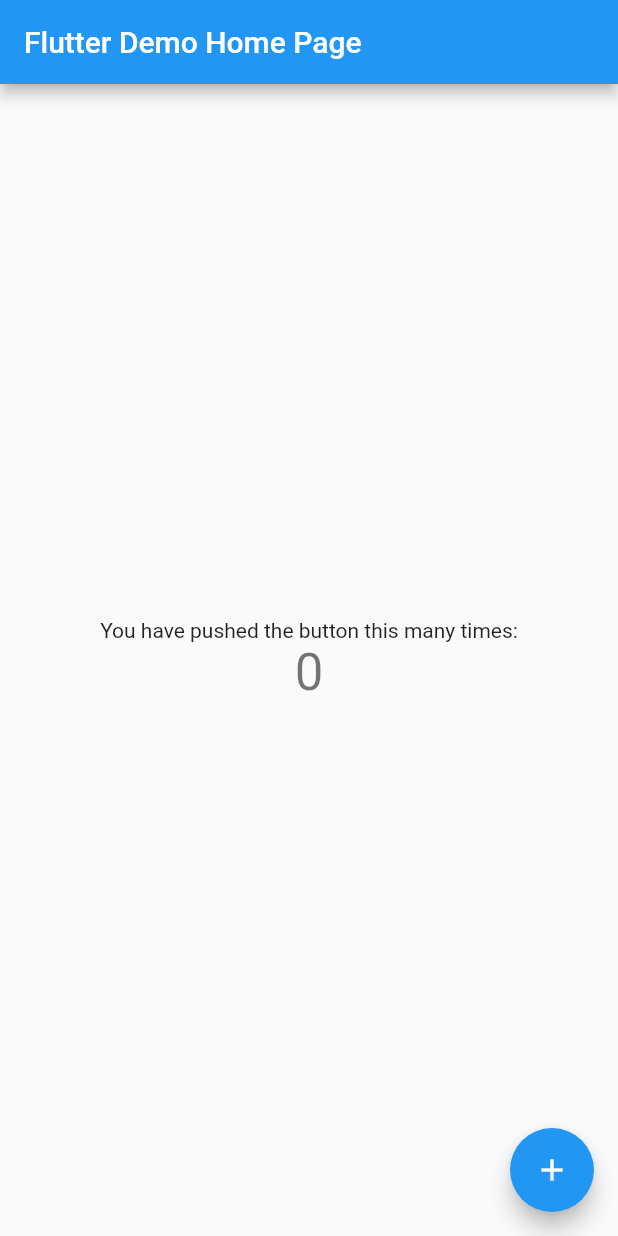
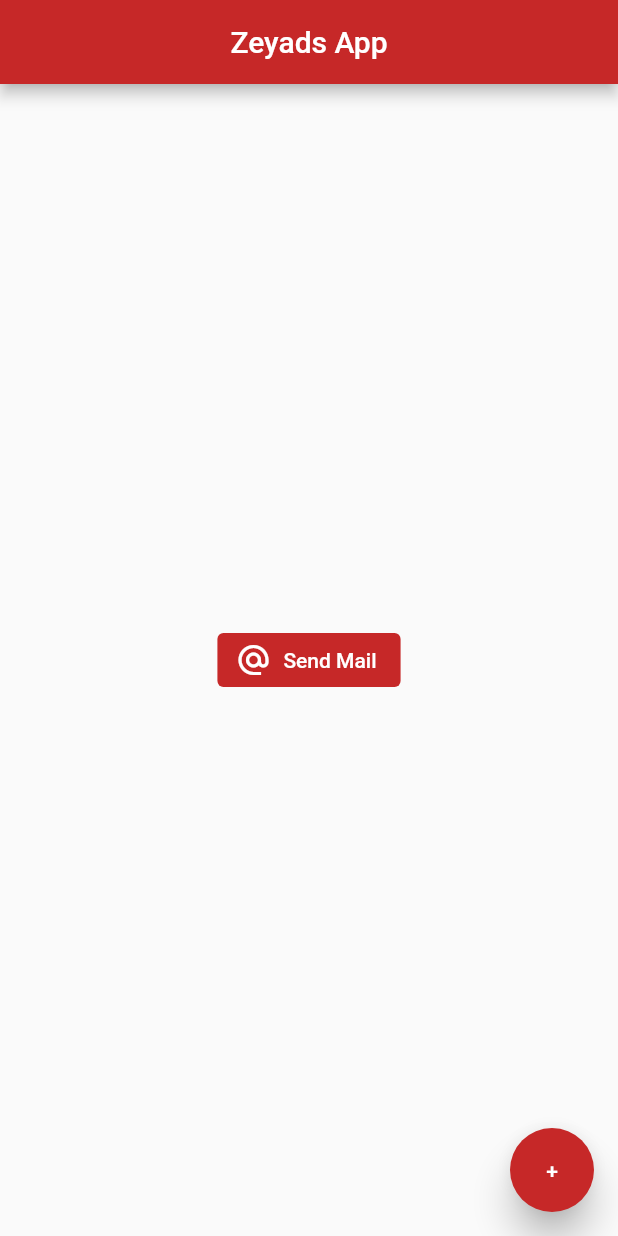
Before and after one commit to zeyadmtn/world-clock-flutter-app, a Flutter app: the screen it shows after launch, on a phone screen of 412 x 824 dp. Run offline on Flutter 3.47's test engine with Material 2 defaults, Android fonts, the phone set to English and light mode, and no system bars.

Commit message:
2nd commit

```diff
--- a/lib/main.dart
+++ b/lib/main.dart
@@ -1,115 +1,36 @@
 import 'package:flutter/material.dart';
 
 void main() {
-  runApp(const MyApp());
+  runApp(MaterialApp(home: Home()));
 }
 
-class MyApp extends StatelessWidget {
-  const MyApp({Key? key}) : super(key: key);
+class Home extends StatelessWidget {
+  const Home({Key? key}) : super(key: key);
 
-  // This widget is the root of your application.
   @override
   Widget build(BuildContext context) {
-    return MaterialApp(
-      title: 'Flutter Demo',
-      theme: ThemeData(
-        // This is the theme of your application.
-        //
-        // Try running your application with "flutter run". You'll see the
-        // application has a blue toolbar. Then, without quitting the app, try
-        // changing the primarySwatch below to Colors.green and then invoke
-        // "hot reload" (press "r" in the console where you ran "flutter run",
-        // or simply save your changes to "hot reload" in a Flutter IDE).
-        // Notice that the counter didn't reset back to zero; the application
-        // is not restarted.
-        primarySwatch: Colors.blue,
+    return Scaffold(
+      appBar: AppBar(
+        title: Text('Zeyads App'),
+        centerTitle: true,
+        backgroundColor: Colors.red[800],
       ),
-      home: const MyHomePage(title: 'Flutter Demo Home Page'),
+      body: Center(
+          child: ElevatedButton.icon(
+        onPressed: null,
+        icon: Icon(Icons.alternate_email),
+        label: Text('Send Mail'),
+        style: ButtonStyle(
+          backgroundColor: MaterialStateProperty.all(Colors.red[800]),
+          foregroundColor: MaterialStateProperty.all(Colors.white)
+        ),
+      )),
+      floatingActionButton: FloatingActionButton(
+        onPressed: null,
+        child: Text('+'),
+        elevation: 10.0,
+        backgroundColor: Colors.red[800],
+      ),
     );
   }
 }
-
-class MyHomePage extends StatefulWidget {
-  const MyHomePage({Key? key, required this.title}) : super(key: key);
-
-  // This widget is the home page of your application. It is stateful, meaning
-  // that it has a State object (defined below) that contains fields that affect
-  // how it looks.
-
-  // This class is the configuration for the state. It holds the values (in this
-  // case the title) provided by the parent (in this case the App widget) and
-  // used by the build method of the State. Fields in a Widget subclass are
-  // always marked "final".
-
-  final String title;
-
-  @override
-  State<MyHomePage> createState() => _MyHomePageState();
-}
-
-class _MyHomePageState extends State<MyHomePage> {
-  int _counter = 0;
-
-  void _incrementCounter() {
-    setState(() {
-      // This call to setState tells the Flutter framework that something has
-      // changed in this State, which causes it to rerun the build method below
-      // so that the display can reflect the updated values. If we changed
-      // _counter without calling setState(), then the build method would not be
-      // called again, and so nothing would appear to happen.
-      _counter++;
-    });
-  }
-
-  @override
-  Widget build(BuildContext context) {
-    // This method is rerun every time setState is called, for instance as done
-    // by the _incrementCounter method above.
-    //
-    // The Flutter framework has been optimized to make rerunning build methods
-    // fast, so that you can just rebuild anything that needs updating rather
-    // than having to individually change instances of widgets.
-    return Scaffold(
-      appBar: AppBar(
-        // Here we take the value from the MyHomePage object that was created by
-        // the App.build method, and use it to set our appbar title.
-        title: Text(widget.title),
-      ),
-      body: Center(
-        // Center is a layout widget. It takes a single child and positions it
-        // in the middle of the parent.
-        child: Column(
-          // Column is also a layout widget. It takes a list of children and
-          // arranges them vertically. By default, it sizes itself to fit its
-          // children horizontally, and tries to be as tall as its parent.
-          //
-          // Invoke "debug painting" (press "p" in the console, choose the
-          // "Toggle Debug Paint" action from the Flutter Inspector in Android
-          // Studio, or the "Toggle Debug Paint" command in Visual Studio Code)
-          // to see the wireframe for each widget.
-          //
-          // Column has various properties to control how it sizes itself and
-          // how it positions its children. Here we use mainAxisAlignment to
-          // center the children vertically; the main axis here is the vertical
-          // axis because Columns are vertical (the cross axis would be
-          // horizontal).
-          mainAxisAlignment: MainAxisAlignment.center,
-          children: <Widget>[
-            const Text(
-              'You have pushed the button this many times:',
-            ),
-            Text(
-              '$_counter',
-              style: Theme.of(context).textTheme.headline4,
-            ),
-          ],
-        ),
-      ),
-      floatingActionButton: FloatingActionButton(
-        onPressed: _incrementCounter,
-        tooltip: 'Increment',
-        child: const Icon(Icons.add),
-      ), // This trailing comma makes auto-formatting nicer for build methods.
-    );
-  }
-}
```
